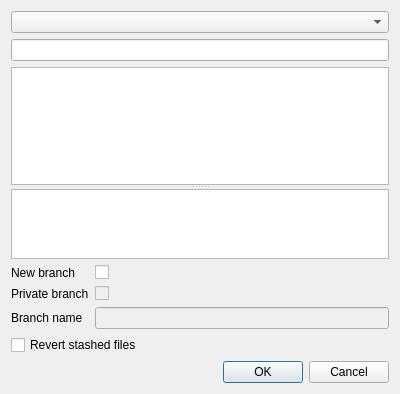
Before: the Qt Designer form ui/CommitDialog.ui in AnotherFoxGuy/diesel-scm, drawn with Qt 5.
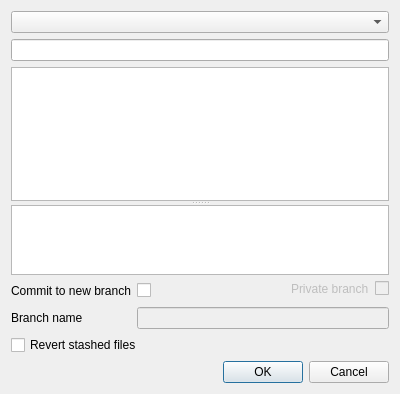
After: the same form once the commit is applied.

Commit message:
Reorganized branch options in commit dialog.
FossilOrigin-Name: 1954aea71218df9a36b6059fac19ab416ef470dc

The edit to the form file:
```diff
--- a/ui/CommitDialog.ui
+++ b/ui/CommitDialog.ui
@@ -67,7 +67,7 @@
    </item>
    <item>
     <widget class="QWidget" name="widgetBranchOptions" native="true">
-     <layout class="QFormLayout" name="formLayout">
+     <layout class="QFormLayout" name="formLayout_2">
       <property name="leftMargin">
        <number>0</number>
       </property>
@@ -83,18 +83,45 @@
       <item row="0" column="0">
        <widget class="QLabel" name="label_2">
         <property name="text">
-         <string>New branch</string>
+         <string>Commit to new branch</string>
         </property>
        </widget>
       </item>
       <item row="0" column="1">
+       <layout class="QHBoxLayout" name="horizontalLayout">
+        <item>
        <widget class="QCheckBox" name="chkNewBranch">
         <property name="text">
          <string/>
         </property>
        </widget>
       </item>
-      <item row="1" column="1">
+        <item>
+         <spacer name="horizontalSpacer">
+          <property name="orientation">
+           <enum>Qt::Horizontal</enum>
+          </property>
+          <property name="sizeHint" stdset="0">
+           <size>
+            <width>40</width>
+            <height>20</height>
+           </size>
+          </property>
+         </spacer>
+        </item>
+        <item>
+         <layout class="QFormLayout" name="formLayout">
+          <item row="0" column="0">
+           <widget class="QLabel" name="lblPrivateBranch">
+            <property name="enabled">
+             <bool>false</bool>
+            </property>
+            <property name="text">
+             <string>Private branch</string>
+            </property>
+           </widget>
+          </item>
+          <item row="0" column="1">
        <widget class="QCheckBox" name="chkPrivateBranch">
         <property name="enabled">
          <bool>false</bool>
@@ -104,24 +131,21 @@
         </property>
        </widget>
       </item>
-      <item row="2" column="1">
-       <widget class="QLineEdit" name="lineBranchName">
-        <property name="enabled">
-         <bool>false</bool>
-        </property>
-       </widget>
-      </item>
-      <item row="2" column="0">
+         </layout>
+        </item>
+       </layout>
+      </item>
+      <item row="1" column="0">
        <widget class="QLabel" name="label">
         <property name="text">
          <string>Branch name</string>
         </property>
        </widget>
       </item>
-      <item row="1" column="0">
-       <widget class="QLabel" name="label_3">
-        <property name="text">
-         <string>Private branch</string>
+      <item row="1" column="1">
+       <widget class="QLineEdit" name="lineBranchName">
+        <property name="enabled">
+         <bool>false</bool>
         </property>
        </widget>
       </item>
```
Lines whose indentation alone changed are shown as unchanged. The commit also changes 3 other files.
